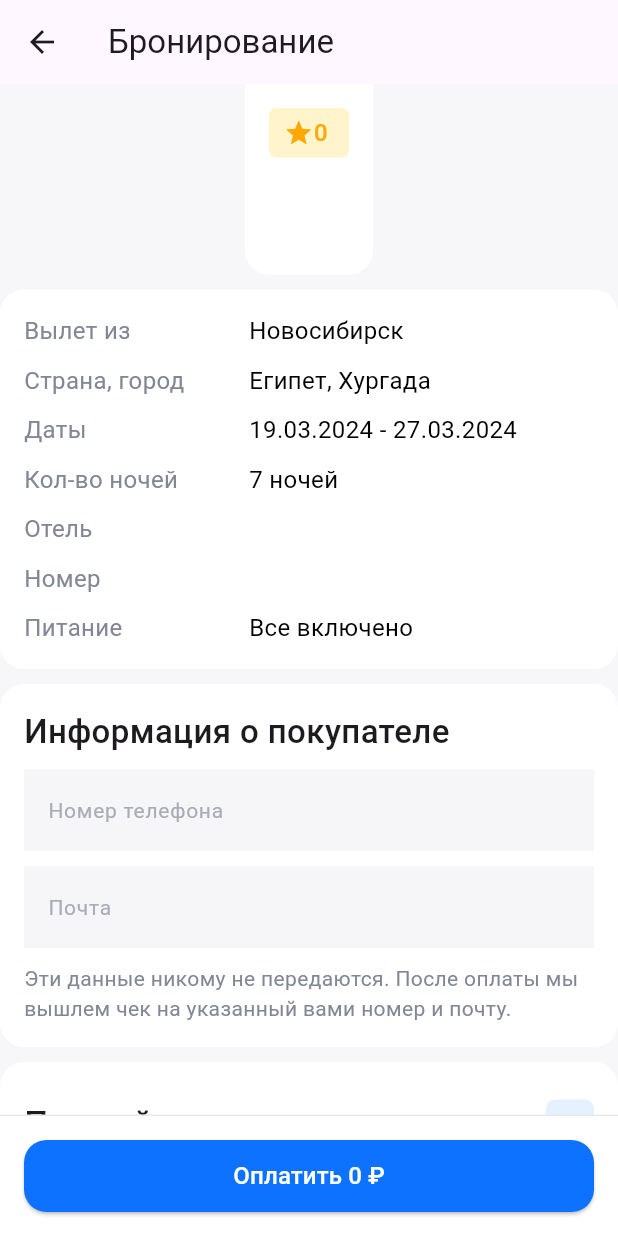
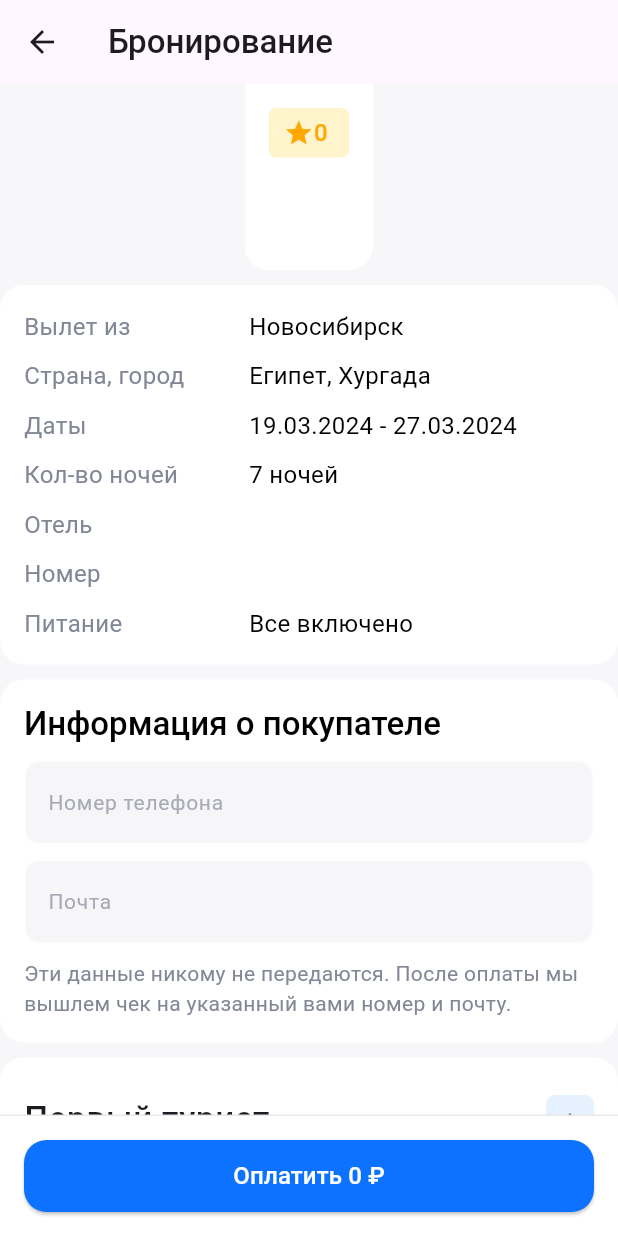
Before and after one commit to npopok/hotel-booking, a Flutter app: the PaymentScreen screen opened directly with empty values, after a tap on "Первый турист", on a phone screen of 412 x 824 dp. Run offline on Flutter 3.47's test engine with Material 3 defaults, Android fonts, the phone set to English and light mode, and no system bars; our stand-ins replace carousel_slider, dio, easy_localization, flutter_bloc, mask_text_input_formatter, retrofit and 1 more; generated files the repository leaves out were written again; network calls fail.

Commit message:
Move some styles to theme

```diff
--- a/lib/main.dart
+++ b/lib/main.dart
@@ -2,6 +2,7 @@ import 'package:flutter/material.dart';
 import 'package:easy_localization/easy_localization.dart';
 
 import 'screens/hotel_screen.dart';
+import 'styles.dart';
 
 void main() async {
   WidgetsFlutterBinding.ensureInitialized();
@@ -25,7 +26,7 @@ class MainApp extends StatelessWidget {
       localizationsDelegates: context.localizationDelegates,
       supportedLocales: context.supportedLocales,
       locale: context.locale,
-      theme: ThemeData(useMaterial3: true),
+      theme: Styles.theme(),
       home: const HotelSceeen(),
     );
   }
--- a/lib/screens/payment_screen.dart
+++ b/lib/screens/payment_screen.dart
@@ -40,8 +40,9 @@ class _PaymentScreenState extends State<PaymentScreen> {
   @override
   Widget build(BuildContext context) {
     return Scaffold(
-      appBar: AppBar(title: const Text('PaymentScreen.Title').tr()),
-      backgroundColor: const Color(0xF0F6F6F9),
+      appBar: AppBar(
+        title: const Text('PaymentScreen.Title').tr(),
+      ),
       body: BlocBuilder<PaymentBloc, PaymentState>(
         bloc: paymentBloc,
         builder: (context, state) {
@@ -141,7 +142,7 @@ class _PaymentScreenState extends State<PaymentScreen> {
         const SizedBox(height: 5),
         Text(
           widget.order.hotel.name,
-          style: const TextStyle(fontSize: 22, fontWeight: FontWeight.w500),
+          style: Theme.of(context).textTheme.titleLarge,
         ),
         const SizedBox(height: 5),
         Text(
@@ -231,7 +232,7 @@ class _PaymentScreenState extends State<PaymentScreen> {
       children: [
         Text(
           'PaymentScreen.ContactInfo'.tr(),
-          style: const TextStyle(fontSize: 22, fontWeight: FontWeight.w500),
+          style: Theme.of(context).textTheme.titleLarge,
         ),
         const SizedBox(height: 10),
         PhoneTextField(onSaved: (value) => widget.order.phone = value!),
@@ -279,6 +280,8 @@ class _PaymentScreenState extends State<PaymentScreen> {
         const SizedBox(height: 10),
         SimpleTextField(
           label: 'PaymentScreen.PassportNumber'.tr(),
+          maxLength: 9,
+          keyboardType: TextInputType.number,
           onSaved: (value) => tourist.passportNumber = value!,
         ),
         const SizedBox(height: 10),
@@ -300,7 +303,7 @@ class _PaymentScreenState extends State<PaymentScreen> {
           Expanded(
             child: Text(
               'PaymentScreen.AddTourist'.tr(),
-              style: const TextStyle(fontSize: 22, fontWeight: FontWeight.w500),
+              style: Theme.of(context).textTheme.titleLarge,
             ),
           ),
           Container(
--- /dev/null
+++ b/lib/styles.dart
@@ -0,0 +1,31 @@
+import 'package:flutter/material.dart';
+
+abstract class Styles {
+  static ThemeData theme() => ThemeData(
+        scaffoldBackgroundColor: const Color(0xF0F6F6F9),
+        textTheme: const TextTheme(
+          titleLarge: TextStyle(
+            fontSize: 22,
+            fontWeight: FontWeight.w500,
+            color: Colors.black,
+          ),
+        ),
+        inputDecorationTheme: InputDecorationTheme(
+          filled: true,
+          fillColor: const Color(0xFFF6F6F9),
+          labelStyle: const TextStyle(
+            fontSize: 14,
+            fontWeight: FontWeight.w400,
+            color: Color(0xFFA9ABB7),
+          ),
+          enabledBorder: OutlineInputBorder(
+            borderRadius: BorderRadius.circular(10),
+            borderSide: const BorderSide(color: Colors.white),
+          ),
+          focusedBorder: OutlineInputBorder(
+            borderRadius: BorderRadius.circular(10),
+            borderSide: const BorderSide(color: Colors.white),
+          ),
+        ),
+      );
+}
--- a/lib/widgets/date_text_field.dart
+++ b/lib/widgets/date_text_field.dart
@@ -36,17 +36,7 @@ class _DateTextFieldState extends State<DateTextField> {
         fontWeight: FontWeight.w400,
         color: Color(0xFF14142B),
       ),
-      decoration: InputDecoration(
-        labelText: widget.label,
-        filled: true,
-        fillColor: const Color(0xFFF6F6F9),
-        border: InputBorder.none,
-        labelStyle: const TextStyle(
-          fontSize: 14,
-          fontWeight: FontWeight.w400,
-          color: Color(0xFFA9ABB7),
-        ),
-      ),
+      decoration: InputDecoration(labelText: widget.label),
       inputFormatters: [
         MaskTextInputFormatter(
           mask: '##.##.####',
--- a/lib/widgets/email_text_field.dart
+++ b/lib/widgets/email_text_field.dart
@@ -16,17 +16,7 @@ class EmailTextField extends StatelessWidget {
         fontWeight: FontWeight.w400,
         color: Color(0xFF14142B),
       ),
-      decoration: InputDecoration(
-        labelText: 'EmailTextField.Label'.tr(),
-        filled: true,
-        fillColor: const Color(0xFFF6F6F9),
-        border: InputBorder.none,
-        labelStyle: const TextStyle(
-          fontSize: 14,
-          fontWeight: FontWeight.w400,
-          color: Color(0xFFA9ABB7),
-        ),
-      ),
+      decoration: InputDecoration(labelText: 'EmailTextField.Label'.tr()),
       inputFormatters: [
         MaskTextInputFormatter(
           filter: {"*": RegExp(r'[0-9][a-z][A-Z]')},
--- a/lib/widgets/phone_text_field.dart
+++ b/lib/widgets/phone_text_field.dart
@@ -19,14 +19,6 @@ class PhoneTextField extends StatelessWidget {
       decoration: InputDecoration(
         labelText: 'PhoneTextField.Label'.tr(),
         hintText: 'PhoneTextField.Hint'.tr(),
-        filled: true,
-        fillColor: const Color(0xFFF6F6F9),
-        border: InputBorder.none,
-        labelStyle: const TextStyle(
-          fontSize: 14,
-          fontWeight: FontWeight.w400,
-          color: Color(0xFFA9ABB7),
-        ),
       ),
       inputFormatters: [
         MaskTextInputFormatter(
--- a/lib/widgets/simple_text_field.dart
+++ b/lib/widgets/simple_text_field.dart
@@ -4,11 +4,13 @@ import "package:flutter/services.dart";
 class SimpleTextField extends StatelessWidget {
   final String label;
   final int maxLength;
+  final TextInputType keyboardType;
   final void Function(String?)? onSaved;
 
   const SimpleTextField({
     required this.label,
     this.maxLength = 50,
+    this.keyboardType = TextInputType.text,
     this.onSaved,
     super.key,
   });
@@ -16,24 +18,14 @@ class SimpleTextField extends StatelessWidget {
   @override
   Widget build(BuildContext context) {
     return TextFormField(
-      keyboardType: TextInputType.text,
+      keyboardType: keyboardType,
       inputFormatters: [LengthLimitingTextInputFormatter(maxLength)],
       style: const TextStyle(
         fontSize: 16,
         fontWeight: FontWeight.w400,
         color: Color(0xFF14142B),
       ),
-      decoration: InputDecoration(
-        labelText: label,
-        filled: true,
-        fillColor: const Color(0xFFF6F6F9),
-        border: InputBorder.none,
-        labelStyle: const TextStyle(
-          fontSize: 14,
-          fontWeight: FontWeight.w400,
-          color: Color(0xFFA9ABB7),
-        ),
-      ),
+      decoration: InputDecoration(labelText: label),
       onSaved: onSaved,
     );
   }
```
Also changed, not shown: lib/screens/hotel_screen.dart (+15 -19 lines), lib/screens/room_screen.dart (+6 -9 lines), lib/widgets/not_implemented.dart (added, +13 -0 lines).
